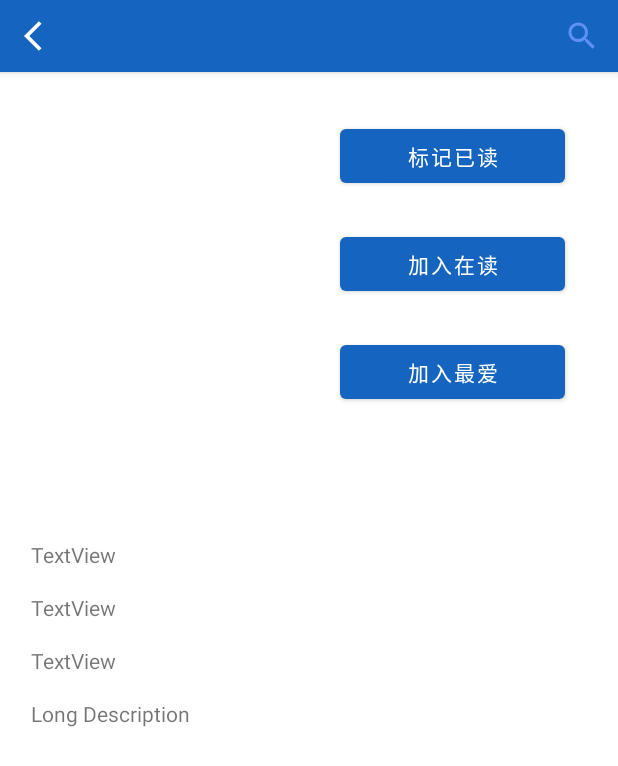
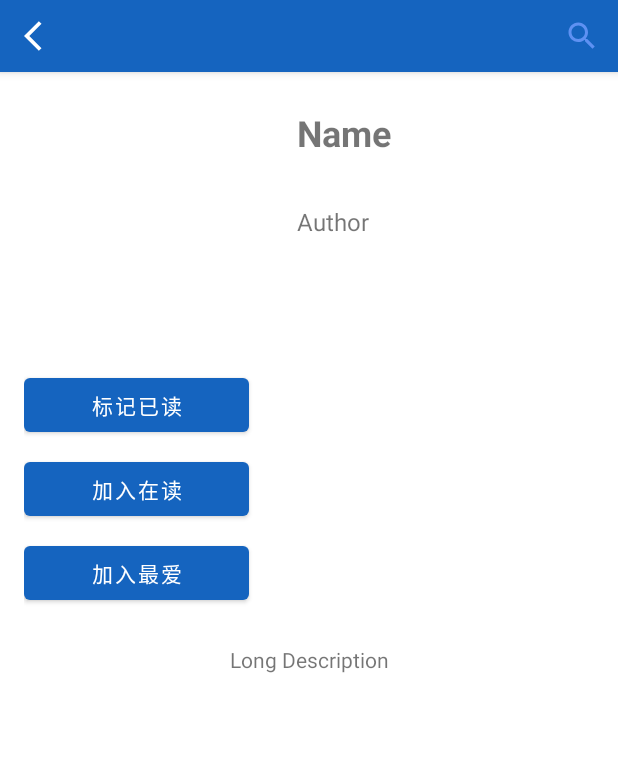
Before and after one commit to peacemo/iFindBook, an Android app: the BookDetailActivity screen opened directly, with no data from a screen before it, on a phone screen of 412 x 824 dp. Shown: the top 766 px of the screen. Run offline under Robolectric (Android 15) with nearby library versions, the phone set to English and light mode, and no system bars; pictures from the network do not load.

```diff
--- a/app/src/main/java/pers/carl/ifindbook/AllBooksActivity.java
+++ b/app/src/main/java/pers/carl/ifindbook/AllBooksActivity.java
@@ -58,6 +58,7 @@ public class AllBooksActivity extends AppCompatActivity {
             switch (pageType) {
                 case Constants.DEFAULT: {
                     ArrayList<Book> b = DBUtils.getInstance().getBooksAll();
+                    Log.e("ALL", DBUtils.getUser().toString());
                     adapter.setBooks(b);
                     break;
                 }
--- a/app/src/main/java/pers/carl/ifindbook/BookDetailActivity.java
+++ b/app/src/main/java/pers/carl/ifindbook/BookDetailActivity.java
@@ -11,7 +11,7 @@ import android.widget.TextView;
 
 import com.bumptech.glide.Glide;
 
-import pers.carl.ifindbook.handler.BooksStatusHandler;
+import pers.carl.ifindbook.handler.BtnStatusHandler;
 import pers.carl.ifindbook.pojo.Book;
 import pers.carl.ifindbook.utils.DBUtils;
 
@@ -35,7 +35,7 @@ public class BookDetailActivity extends AppCompatActivity {
 
         initViews();
 
-        BooksStatusHandler booksStatusHandler = new BooksStatusHandler();
+        BtnStatusHandler btnStatusHandler = new BtnStatusHandler();
 
         Intent intent = getIntent();
         if(intent != null) {
@@ -44,11 +44,10 @@ public class BookDetailActivity extends AppCompatActivity {
                 Book incomingBook = DBUtils.getBookById(bookId);
                 if(incomingBook != null) {
                     setData(incomingBook);
-                    booksStatusHandler.getInstance().handleReadingBooks(incomingBook, addToReading);
-//                    booksStatusHandler.getInstance().handleReadBooks(incomingBook, addToRead);
+                    btnStatusHandler.getInstance().handleReadingBooks(incomingBook, addToReading);
+//                    btnStatusHandler.getInstance().handleReadBooks(incomingBook, addToRead);
 
-                    //TODO: 这里的收藏逻辑有问题，需要修改
-                    booksStatusHandler.getInstance().handleFavBooks(incomingBook, addToFav);
+                    btnStatusHandler.getInstance().handleFavBooks(incomingBook, addToFav);
                 }
             }
         }
@@ -85,7 +84,6 @@ public class BookDetailActivity extends AppCompatActivity {
         name = findViewById(R.id.txtConName);
         author = findViewById(R.id.txtConAuthor);
         desc = findViewById(R.id.txtConDesc);
-        page = findViewById(R.id.txtConPage);
         btnBack = findViewById(R.id.btnBack);
 
     }
--- a/app/src/main/java/pers/carl/ifindbook/Constants.java
+++ b/app/src/main/java/pers/carl/ifindbook/Constants.java
@@ -21,4 +21,6 @@ public class Constants {
 //    public static final String READING_BOOKS = "http://ifindbook.cn.utools.club/books/reading";
     public static final String FAV_BOOKS = "http://" + HOST + ":" + PORT + "/books/fav";
 //    public static final String FAV_BOOKS = "http://ifindbook.cn.utools.club/books/fav";
+    public static final String READ_BOOKS = "http://" + HOST + ":" + PORT + "/books/read";
+//    public static final String READ_BOOKS = "http://ifindbook.cn.utools.club/books/read";
 }
--- a/app/src/main/java/pers/carl/ifindbook/SignUpActivity.java
+++ b/app/src/main/java/pers/carl/ifindbook/SignUpActivity.java
@@ -29,6 +29,12 @@ public class SignUpActivity extends AppCompatActivity {
     protected void onCreate(Bundle savedInstanceState) {
         super.onCreate(savedInstanceState);
         setContentView(R.layout.activity_sign_up);
+
+        getWindow().getDecorView().setSystemUiVisibility(
+//                View.SYSTEM_UI_FLAG_LAYOUT_HIDE_NAVIGATION
+//                | View.SYSTEM_UI_FLAG_LAYOUT_STABLE
+                View.SYSTEM_UI_FLAG_LIGHT_STATUS_BAR
+        );
 
         initView();
     }
--- a/app/src/main/java/pers/carl/ifindbook/handler/BooksDataHandler.java
+++ b/app/src/main/java/pers/carl/ifindbook/handler/BooksDataHandler.java
@@ -38,7 +38,9 @@ public class BooksDataHandler implements Callable<String> {
             connection.setDoOutput(true);
             //写数据（也就是发送数据）
             String data = "data=" + URLEncoder.encode(this.data, StandardCharsets.UTF_8.toString())
-                            + "&reqType=" + URLEncoder.encode(this.reqType, StandardCharsets.UTF_8.toString());
+                            + "&reqType=" + URLEncoder.encode(this.reqType, StandardCharsets.UTF_8.toString())
+                            + "&type=" + URLEncoder.encode("select", StandardCharsets.UTF_8.toString())
+                    ;
             connection.getOutputStream().write(data.getBytes(StandardCharsets.UTF_8));
             //TODO: 获取返回数据
             //获取返回的数据
--- a/app/src/main/java/pers/carl/ifindbook/handler/BooksStatusHandler.java
+++ /dev/null
@@ -1,47 +0,0 @@
-package pers.carl.ifindbook.handler;
-
-import android.util.Log;
-import android.widget.Button;
-
-import pers.carl.ifindbook.pojo.Book;
-import pers.carl.ifindbook.utils.DBUtils;
-
-public class BooksStatusHandler {
-
-    private static BooksStatusHandler instance;
-
-    public static BooksStatusHandler getInstance() {
-        if(instance == null) {
-            return new BooksStatusHandler();
-        }
-        return instance;
-    }
-
-    public static void handleFavBooks(Book incomingBook, Button addToFav) {
-        if(DBUtils.getInstance().getBooksFav().contains(incomingBook)) {
-            addToFav.setEnabled(false);
-        }
-        Log.e("status Handler", String.valueOf(DBUtils.getInstance().getBooksFav().contains(incomingBook)));
-    }
-
-    public static void handleReadingBooks(Book incomingBook, Button addToReading) {
-        if(DBUtils.getInstance().getBooksReading().contains(incomingBook)) {
-            addToReading.setEnabled(false);
-        }
-    }
-
-//    public static void handleReadBooks(Book book, Button btn) {
-//        if(book.getStatus() == Constants.READ) {
-//            btn.setEnabled(false);
-//        }else {
-//            btn.setOnClickListener(new View.OnClickListener() {
-//                @Override
-//                public void onClick(View v) {
-//                    DBUtils.getInstance().addToRead(book);
-//                    btn.setEnabled(false);
-//                }
-//            });
-//        }
-//    }
-
-}
--- a/app/src/main/res/layout/activity_book_detail.xml
+++ b/app/src/main/res/layout/activity_book_detail.xml
@@ -50,6 +50,8 @@
         android:id="@+id/scrollView2"
         android:layout_width="match_parent"
         android:layout_height="wrap_content"
+        android:paddingStart="16dp"
+        android:paddingEnd="16dp"
         app:layout_constraintBottom_toBottomOf="parent"
         app:layout_constraintEnd_toEndOf="parent"
         app:layout_constraintStart_toStartOf="parent"
@@ -65,8 +67,7 @@
                 android:id="@+id/imgCover"
                 android:layout_width="150dp"
                 android:layout_height="150dp"
-                android:layout_marginTop="32dp"
-                app:layout_constraintEnd_toStartOf="@+id/guideline5"
+                android:layout_marginTop="24dp"
                 app:layout_constraintStart_toStartOf="parent"
                 app:layout_constraintTop_toTopOf="parent"
                 tools:srcCompat="@tools:sample/avatars" />
@@ -75,95 +76,62 @@
                 android:id="@+id/btnAddToRead"
                 android:layout_width="150dp"
                 android:layout_height="wrap_content"
-                android:layout_marginTop="32dp"
+                android:layout_marginTop="24dp"
                 android:text="@string/mark_read"
-                app:layout_constraintEnd_toEndOf="parent"
-                app:layout_constraintStart_toStartOf="@+id/guideline5"
-                app:layout_constraintTop_toTopOf="parent" />
+                app:layout_constraintStart_toStartOf="parent"
+                app:layout_constraintTop_toBottomOf="@+id/imgCover" />
 
             <Button
                 android:id="@+id/btnAddToReading"
                 android:layout_width="150dp"
                 android:layout_height="wrap_content"
-                android:layout_marginTop="24dp"
+                android:layout_marginTop="8dp"
                 android:text="@string/mark_reading"
-                app:layout_constraintEnd_toEndOf="parent"
-                app:layout_constraintStart_toStartOf="@+id/guideline5"
+                app:layout_constraintStart_toStartOf="parent"
                 app:layout_constraintTop_toBottomOf="@+id/btnAddToRead" />
 
             <Button
                 android:id="@+id/btnAddToFav"
                 android:layout_width="150dp"
                 android:layout_height="wrap_content"
-                android:layout_marginTop="24dp"
+                android:layout_marginTop="8dp"
                 android:text="@string/mark_fav"
-                app:layout_constraintEnd_toEndOf="parent"
-                app:layout_constraintStart_toStartOf="@+id/guideline5"
+                app:layout_constraintStart_toStartOf="parent"
                 app:layout_constraintTop_toBottomOf="@+id/btnAddToReading" />
 
             <TextView
                 android:id="@+id/txtConName"
                 android:layout_width="wrap_content"
                 android:layout_height="wrap_content"
-                android:layout_marginTop="16dp"
-                android:text="TextView"
-                app:layout_constraintStart_toStartOf="@+id/guideline9"
-                app:layout_constraintTop_toTopOf="@+id/guideline7" />
+                android:layout_marginStart="32dp"
+                android:text="Name"
+                android:textStyle="bold"
+                android:textSize="24dp"
+                app:layout_constraintStart_toEndOf="@+id/imgCover"
+                app:layout_constraintTop_toTopOf="@+id/imgCover" />
 
             <TextView
                 android:id="@+id/txtConAuthor"
                 android:layout_width="wrap_content"
                 android:layout_height="wrap_content"
-                android:layout_marginTop="16dp"
-                android:text="TextView"
-                app:layout_constraintStart_toStartOf="@+id/guideline9"
+                android:layout_marginStart="32dp"
+                android:layout_marginTop="32dp"
+                android:text="Author"
+                android:textSize="16dp"
+                app:layout_constraintStart_toEndOf="@+id/imgCover"
                 app:layout_constraintTop_toBottomOf="@+id/txtConName" />
-
-            <TextView
-                android:id="@+id/txtConPage"
-                android:layout_width="wrap_content"
-                android:layout_height="wrap_content"
-                android:layout_marginTop="16dp"
-                android:text="TextView"
-                app:layout_constraintStart_toStartOf="@+id/guideline9"
-                app:layout_constraintTop_toBottomOf="@+id/txtConAuthor" />
 
             <TextView
                 android:id="@+id/txtConDesc"
                 android:layout_width="wrap_content"
                 android:layout_height="wrap_content"
-                android:layout_marginTop="16dp"
+                android:layout_marginTop="24dp"
+                android:layout_marginBottom="24dp"
                 android:text="Long Description"
-                app:layout_constraintStart_toStartOf="@+id/guideline9"
-                app:layout_constraintTop_toBottomOf="@+id/txtConPage" />
-
-            <androidx.constraintlayout.widget.Guideline
-                android:id="@+id/guideline5"
-                android:layout_width="wrap_content"
-                android:layout_height="wrap_content"
-                android:orientation="vertical"
-                app:layout_constraintGuide_begin="191dp" />
-
-            <androidx.constraintlayout.widget.Guideline
-                android:id="@+id/guideline7"
-                android:layout_width="wrap_content"
-                android:layout_height="wrap_content"
-                android:orientation="horizontal"
-                app:layout_constraintGuide_begin="296dp" />
-
-            <androidx.constraintlayout.widget.Guideline
-                android:id="@+id/guideline8"
-                android:layout_width="wrap_content"
-                android:layout_height="wrap_content"
-                android:orientation="vertical"
-                app:layout_constraintGuide_begin="129dp" />
-
-            <androidx.constraintlayout.widget.Guideline
-                android:id="@+id/guideline9"
-                android:layout_width="wrap_content"
-                android:layout_height="wrap_content"
-                android:orientation="vertical"
-                app:layout_constraintGuide_begin="21dp" />
+                app:layout_constraintBottom_toBottomOf="parent"
+                app:layout_constraintEnd_toEndOf="parent"
+                app:layout_constraintStart_toStartOf="parent"
+                app:layout_constraintTop_toBottomOf="@+id/btnAddToFav" />
 
         </androidx.constraintlayout.widget.ConstraintLayout>
 
```
Also changed, not shown: app/src/main/java/pers/carl/ifindbook/handler/BookStatusHandler.java (added, +75 -0 lines), app/src/main/java/pers/carl/ifindbook/handler/BtnStatusHandler.java (added, +117 -0 lines), app/src/main/java/pers/carl/ifindbook/handler/ResponseBody.java (+8 -0 lines), app/src/main/java/pers/carl/ifindbook/utils/DBUtils.java (+36 -30 lines), app/src/main/res/values/strings.xml (+4 -4 lines), 1 other file.
